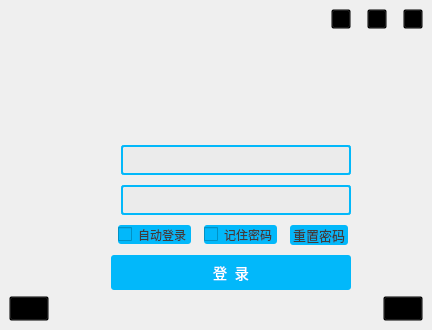
Old version of the form VideoPlayer/login/LoginPersonInfo.ui in the repository huizhang556/pc-video-player.
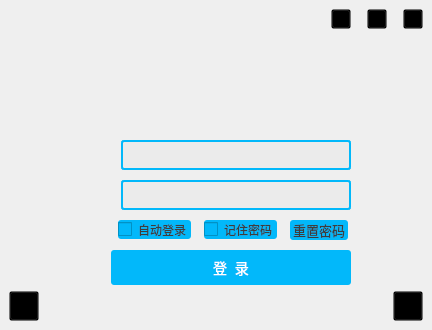
New version of the form. Icons and pictures are not drawn.

```diff
--- a/VideoPlayer/login/LoginPersonInfo.ui
+++ b/VideoPlayer/login/LoginPersonInfo.ui
@@ -869,14 +869,14 @@
                     <widget class="QPushButton" name="login_BtnRegis">
                      <property name="minimumSize">
                       <size>
-                       <width>25</width>
-                       <height>25</height>
+                       <width>30</width>
+                       <height>30</height>
                       </size>
                      </property>
                      <property name="maximumSize">
                       <size>
-                       <width>65</width>
-                       <height>16777215</height>
+                       <width>30</width>
+                       <height>30</height>
                       </size>
                      </property>
                      <property name="styleSheet">
@@ -896,14 +896,50 @@
                      </property>
                     </widget>
                    </item>
+                   <item>
+                    <spacer name="horizontalSpacer_32">
+                     <property name="orientation">
+                      <enum>Qt::Horizontal</enum>
+                     </property>
+                     <property name="sizeType">
+                      <enum>QSizePolicy::Maximum</enum>
+                     </property>
+                     <property name="sizeHint" stdset="0">
+                      <size>
+                       <width>15</width>
+                       <height>20</height>
+                      </size>
+                     </property>
+                    </spacer>
+                   </item>
+                   <item>
+                    <widget class="QLabel" name="label_loginwarning">
+                     <property name="styleSheet">
+                      <string notr="true">QLabel
+{
+padding-left:18px;
+color: #5500ff;
+}</string>
+                     </property>
+                     <property name="text">
+                      <string/>
+                     </property>
+                     <property name="alignment">
+                      <set>Qt::AlignCenter</set>
+                     </property>
+                    </widget>
+                   </item>
                    <item>
                     <spacer name="horizontalSpacer">
                      <property name="orientation">
                       <enum>Qt::Horizontal</enum>
                      </property>
+                     <property name="sizeType">
+                      <enum>QSizePolicy::Maximum</enum>
+                     </property>
                      <property name="sizeHint" stdset="0">
                       <size>
-                       <width>40</width>
+                       <width>15</width>
                        <height>20</height>
                       </size>
                      </property>
@@ -913,14 +949,14 @@
                     <widget class="QPushButton" name="login_BtnQR">
                      <property name="minimumSize">
                       <size>
-                       <width>25</width>
-                       <height>25</height>
+                       <width>30</width>
+                       <height>30</height>
                       </size>
                      </property>
                      <property name="maximumSize">
                       <size>
-                       <width>65</width>
-                       <height>16777215</height>
+                       <width>30</width>
+                       <height>30</height>
                       </size>
                      </property>
                      <property name="styleSheet">
```
Left out of the diff: 25 changed lines with no effect on the pictures.
